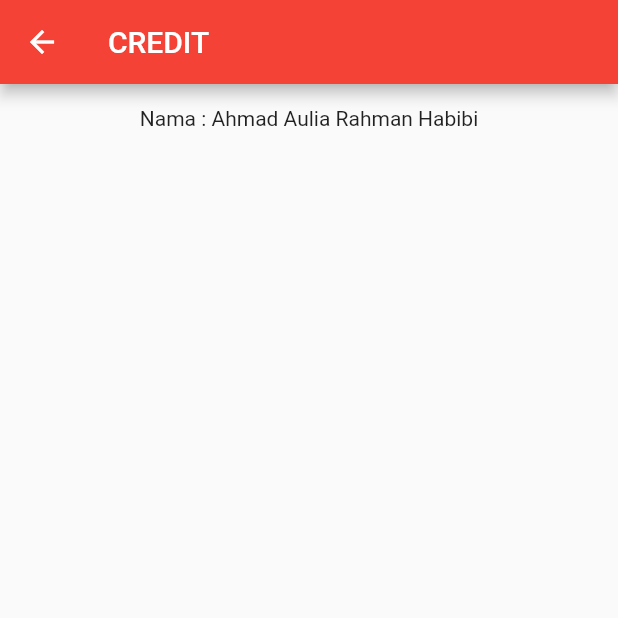
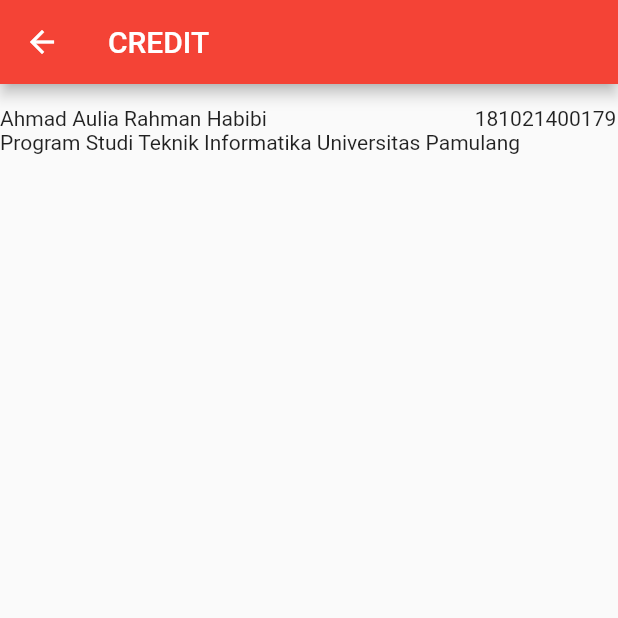
Before and after one commit to sholehuddin/Game-Habibi, a Flutter app: the credit screen opened directly, on a phone screen of 412 x 824 dp, the top half of it. Run offline on Flutter 3.47's test engine with Material 2 defaults, Android fonts, the phone set to English and light mode, and no system bars; our stand-ins replace avatar_glow, flutter_svg, get, random_string, speech_to_text; missing offline and left inert: highlight_text.

Commit message:
icon app

```diff
--- a/lib/about/about.dart
+++ b/lib/about/about.dart
@@ -16,7 +16,7 @@
                 height: 15,
               ),
               Text(
-                "Game ini dibuat untuk membantu para siswa sekolah dasar yang kesulitan dalam belajar membaca permulaan",
+                "Game ini dibuat untuk membantu para siswa sekolah dasar yang kesulitan dalam belajar membaca permulaan. Cara memainkan game ini mudah cukup klik MAIN pada menu utama. Kemudian klik mulai untuk memunculkan pertanyaan. Setelah menekan tombol mulai maka waktu akan mulai berjalan. Waktu yang diberikan untuk menjawab pertanyaan adalah 10 detik. Jawablah pertanyaan dengan menggunakan suara yang jelas dan lantang. Pertanyaan dalam satu sesi berjumlah 10 pertanyaan. Lalu lihat hasil kemampuan membaca dan melafalkan pada skor akhir.",
               )
             ],
           ))
--- a/lib/credit/credit.dart
+++ b/lib/credit/credit.dart
@@ -16,12 +16,11 @@
               SizedBox(
                 height: 15,
               ),
-              Center(
-                child: Text(
-                  "Nama : Ahmad Aulia Rahman Habibi",
-                  textAlign: TextAlign.left,
-                ),
-              )
+              Text(
+                "Ahmad Aulia Rahman Habibi                                        " +
+                    "181021400179                                                                              " +
+                    "Program Studi Teknik Informatika Universitas Pamulang",
+              ),
             ],
           ))
         ],
```
Also changed, not shown: 11 other files.
